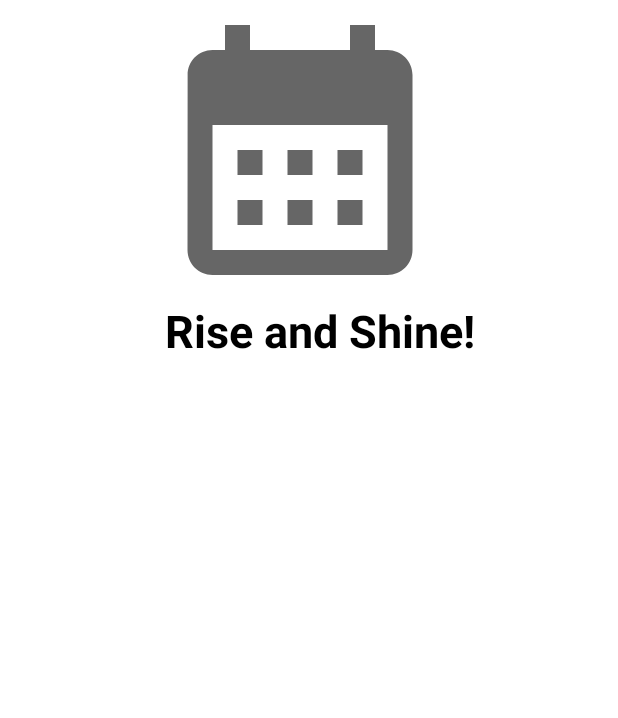
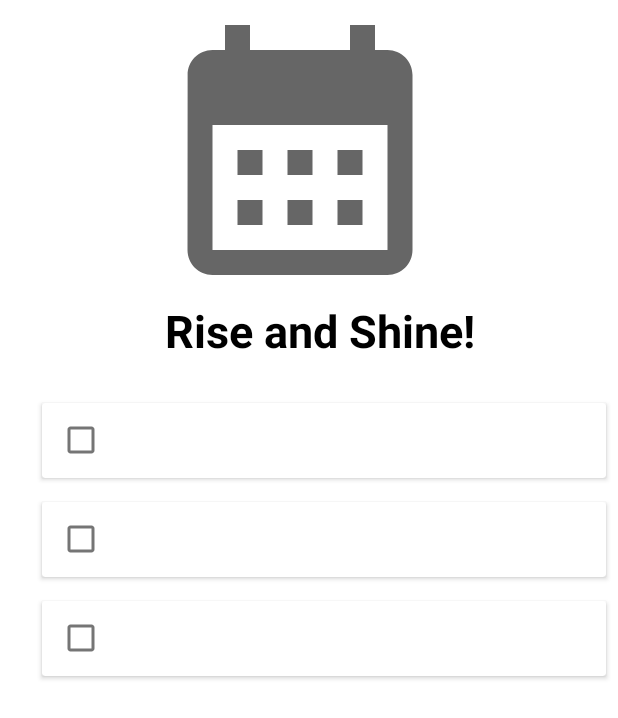
Before and after one commit to Srihitha18798/ToDoApplication, an Android app: the layout fragment_task.xml on its own in the app's theme, with its tools: preview values and no code run, on a phone screen of 412 x 824 dp. Shown: the top 718 px of the screen. Run offline under Robolectric (Android 15) with nearby library versions, the phone set to English and light mode, and no system bars; network calls fail.

Commit message:
Retrofit + recycler view

```diff
--- a/app/src/main/AndroidManifest.xml
+++ b/app/src/main/AndroidManifest.xml
@@ -1,6 +1,8 @@
 <?xml version="1.0" encoding="utf-8"?>
 <manifest xmlns:android="http://schemas.android.com/apk/res/android"
     package="com.sritadip.todoapplication">
+    <uses-permission android:name="android.permission.INTERNET"/>
+
 
     <application
         android:allowBackup="true"
--- a/app/src/main/res/layout/fragment_task.xml
+++ b/app/src/main/res/layout/fragment_task.xml
@@ -29,15 +29,17 @@
 
     <LinearLayout
         android:layout_width="match_parent"
-        android:layout_height="wrap_content"
+        android:layout_height="match_parent"
         android:layout_below="@id/text"
         android:gravity="center"
         android:layout_marginStart="20dp"
         android:layout_marginTop="20dp">
 
         <androidx.recyclerview.widget.RecyclerView
+            android:id="@+id/rv"
             android:layout_width="match_parent"
-            android:layout_height="match_parent">
+            android:layout_height="match_parent"
+            tools:listitem="@layout/item_view">
 
         </androidx.recyclerview.widget.RecyclerView>
 
--- a/app/src/main/res/layout/item_view.xml
+++ b/app/src/main/res/layout/item_view.xml
@@ -1,24 +1,38 @@
 <?xml version="1.0" encoding="utf-8"?>
-<RelativeLayout xmlns:android="http://schemas.android.com/apk/res/android"
+<androidx.cardview.widget.CardView xmlns:android="http://schemas.android.com/apk/res/android"
+    xmlns:app="http://schemas.android.com/apk/res-auto"
+    xmlns:tools="http://schemas.android.com/tools"
     android:layout_width="match_parent"
-    android:layout_height="match_parent">
+    android:layout_height="wrap_content"
+    android:layout_margin="8dp"
+    app:layout_constraintBottom_toBottomOf="parent"
+    app:layout_constraintStart_toStartOf="parent"
+    app:layout_constraintTop_toTopOf="parent">
 
-    <androidx.cardview.widget.CardView
+    <androidx.constraintlayout.widget.ConstraintLayout
         android:layout_width="match_parent"
-        android:layout_height="wrap_content">
+        android:layout_height="50dp">
 
         <CheckBox
             android:id="@+id/checkbox"
             android:layout_width="wrap_content"
             android:layout_height="match_parent"
-            android:layout_marginStart="2dp" />
+            android:layout_marginStart="2dp"
+            app:layout_constraintBottom_toBottomOf="parent"
+            app:layout_constraintStart_toStartOf="parent"
+            app:layout_constraintTop_toTopOf="parent" />
 
-        <TextView
-            android:layout_width="match_parent"
+        <androidx.appcompat.widget.AppCompatTextView
+            android:id="@+id/description"
+            style="@style/TextAppearance.AppCompat.Large"
+            android:layout_width="0dp"
             android:layout_height="match_parent"
-            android:layout_marginStart="70dp" />
+            android:layout_marginStart="8dp"
+            app:layout_constraintEnd_toEndOf="parent"
+            app:layout_constraintStart_toEndOf="@+id/checkbox"
+            app:layout_constraintTop_toTopOf="parent" />
 
-    </androidx.cardview.widget.CardView>
+    </androidx.constraintlayout.widget.ConstraintLayout>
 
 
-</RelativeLayout>
+</androidx.cardview.widget.CardView>
```
Also changed, not shown: app/build.gradle (+22 -0 lines), app/src/main/java/com/sritadip/todoapplication/ApiService.kt (added, +16 -0 lines), app/src/main/java/com/sritadip/todoapplication/MainActivity.kt (+50 -1 lines), app/src/main/java/com/sritadip/todoapplication/PagerAdapter.kt (+1 -20 lines), app/src/main/java/com/sritadip/todoapplication/RetroInstance.kt (added, +18 -0 lines), app/src/main/java/com/sritadip/todoapplication/TaskFragment.kt (+46 -1 lines), app/src/main/java/com/sritadip/todoapplication/ToDoAdapter.kt (added, +49 -0 lines), app/src/main/java/com/sritadip/todoapplication/ToDoList.kt (added, +13 -0 lines), app/src/main/java/com/sritadip/todoapplication/ToDoRepository.kt (added, +29 -0 lines), app/src/main/java/com/sritadip/todoapplication/ToDoViewModel.kt (added, +62 -0 lines), app/src/main/java/com/sritadip/todoapplication/ViewModelFactory.kt (added, +16 -0 lines).
